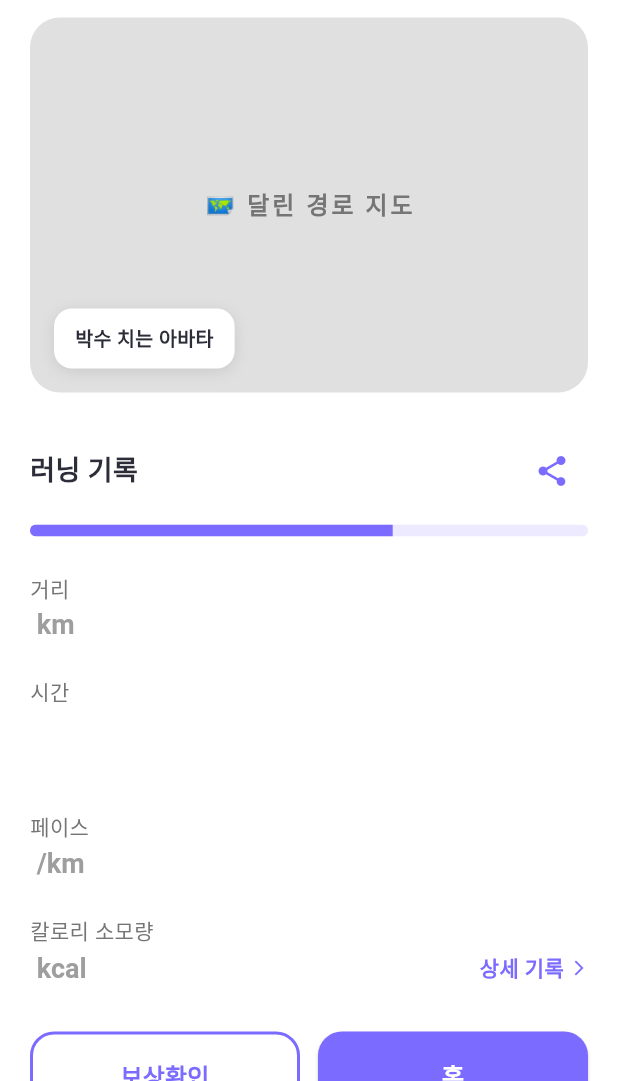
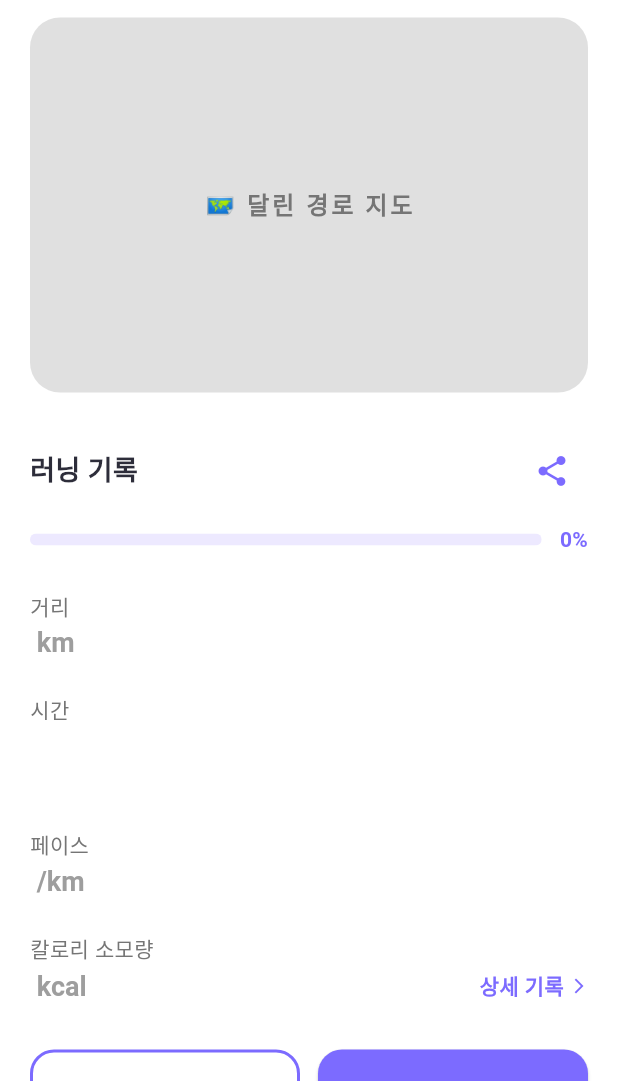
Before and after one commit to teaywood/runway-app, a Flutter app: the ResultScreen screen opened directly with empty values, on a phone screen of 412 x 824 dp, the part 155-1236 px from its top. Run offline on Flutter 3.47's test engine with Material 3 defaults, Android fonts, the light colour scheme and no system bars; our stand-ins replace image_picker.

Commit message:
수정사항 2

```diff
--- a/runway/lib/screen/run_screen/result/result_screen.dart
+++ b/runway/lib/screen/run_screen/result/result_screen.dart
@@ -1,7 +1,6 @@
+// lib/screen/run_screen/result/result_screen.dart
 import 'package:flutter/material.dart';
 import '../../../shared/widgets/main_screen.dart';
-import 'widgets/reward_box.dart'; // ◀━━ 추가
-
 
 // ═══════════════════════════════════════════════════════════
 // 🏆 RESULT SCREEN
@@ -9,11 +8,12 @@ import 'widgets/reward_box.dart'; // ◀━━ 추가
 // 디자인: 화이트 배경 + 라벤더/퍼플 포인트 컬러
 // ═══════════════════════════════════════════════════════════
 class ResultScreen extends StatelessWidget {
-  // ✅ [수정] 생성자: 4개 필수 파라미터 추가
   final String time;
   final String distance;
   final String pace;
   final String calories;
+  final String? courseImagePath;
+  final double progress; // ← 러닝 화면에서 넘어온 진행률 (0.0 ~ 1.0)
 
   const ResultScreen({
     super.key,
@@ -21,6 +21,8 @@ class ResultScreen extends StatelessWidget {
     required this.distance,
     required this.pace,
     required this.calories,
+    this.courseImagePath,
+    this.progress = 0.0, // 자유 러닝 등 미전달 시 기본값
   });
 
   static const Color kPurple = Color(0xFF7C6BFF);
@@ -36,7 +38,7 @@ class ResultScreen extends StatelessWidget {
         backgroundColor: Colors.white,
         elevation: 0,
         centerTitle: true,
-        automaticallyImplyLeading: false, // 뒤로가기 버튼 제거
+        automaticallyImplyLeading: false,
         title: const Text(
           'RUN-WAY',
           style: TextStyle(
@@ -76,20 +78,37 @@ class ResultScreen extends StatelessWidget {
                 ),
               ),
               const SizedBox(height: 12),
-              // 가짜 지도 영역
+              // 지도 영역 (코스 이미지 or 플레이스홀더)
               SizedBox(
                 height: 250,
-                child: Stack(
-                  children: [
-                    // 지도 배경
-                    Container(
+                child: Container(
                   width: double.infinity,
                   height: double.infinity,
                   decoration: BoxDecoration(
                     color: Colors.grey[300],
                     borderRadius: BorderRadius.circular(20),
                   ),
-                      child: Center(
+                  child: ClipRRect(
+                    borderRadius: BorderRadius.circular(20),
+                    child: courseImagePath != null
+                        ? Image.asset(
+                            courseImagePath!,
+                            fit: BoxFit.cover,
+                            width: double.infinity,
+                            height: double.infinity,
+                            errorBuilder: (_, __, ___) => Center(
+                              child: Text(
+                                '🗺️ 달린 경로 지도',
+                                style: TextStyle(
+                                  fontSize: 16,
+                                  fontWeight: FontWeight.w600,
+                                  color: Colors.grey[600],
+                                  letterSpacing: 2,
+                                ),
+                              ),
+                            ),
+                          )
+                        : Center(
                             child: Text(
                               '🗺️ 달린 경로 지도',
                               style: TextStyle(
@@ -101,37 +120,6 @@ class ResultScreen extends StatelessWidget {
                             ),
                           ),
                   ),
-                    // 좌측 하단: 박수 치는 아바타
-                    Positioned(
-                      bottom: 16,
-                      left: 16,
-                      child: Container(
-                        padding: const EdgeInsets.symmetric(
-                          horizontal: 14,
-                          vertical: 10,
-                        ),
-                        decoration: BoxDecoration(
-                          color: Colors.white,
-                          borderRadius: BorderRadius.circular(12),
-                          boxShadow: [
-                            BoxShadow(
-                              color: Colors.black.withOpacity(0.1),
-                              blurRadius: 8,
-                              offset: const Offset(0, 2),
-                            ),
-                          ],
-                        ),
-                        child: const Text(
-                          '박수 치는 아바타',
-                          style: TextStyle(
-                            fontSize: 13,
-                            fontWeight: FontWeight.w600,
-                            color: Color(0xFF2D2D3A),
-                          ),
-                        ),
-                      ),
-                    ),
-                  ],
                 ),
               ),
               const SizedBox(height: 28),
@@ -160,66 +148,67 @@ class ResultScreen extends StatelessWidget {
               ),
               const SizedBox(height: 12),
 
-              // 경험치 바 (얇은 프로그레스)
-              ClipRRect(
+              // ── 코스 달성률 프로그래스 바 (러닝 화면 연동) ──
+              Row(
+                children: [
+                  Expanded(
+                    child: ClipRRect(
                       borderRadius: BorderRadius.circular(8),
                       child: LinearProgressIndicator(
-                  value: 0.65, // 예시: 65% 달성
+                        value: progress,
                         minHeight: 8,
                         backgroundColor: const Color(0xFFEDE9FF),
-                  valueColor: const AlwaysStoppedAnimation<Color>(kPurple),
+                        valueColor:
+                            const AlwaysStoppedAnimation<Color>(kPurple),
                       ),
+                    ),
+                  ),
+                  const SizedBox(width: 12),
+                  Text(
+                    '${(progress * 100).toStringAsFixed(0)}%',
+                    style: const TextStyle(
+                      fontSize: 14,
+                      fontWeight: FontWeight.bold,
+                      color: kPurple,
+                    ),
+                  ),
+                ],
               ),
               const SizedBox(height: 24),
 
-              // 기록 데이터 + 상세 기록 버튼 (가로 배치)
+              // 기록 데이터 + 상세 기록 버튼
               Row(
                 crossAxisAlignment: CrossAxisAlignment.end,
                 children: [
-                  // 좌측: 기록 수치들 (Expanded로 좌측 공간 차지)
                   Expanded(
                     child: Column(
                       crossAxisAlignment: CrossAxisAlignment.start,
                       children: [
                         _RecordItem(
-                          label: '거리',
-                          value: distance,
-                          unit: 'km',
-                        ),
+                            label: '거리', value: distance, unit: 'km'),
                         const SizedBox(height: 24),
                         _RecordItem(
-                          label: '시간',
-                          value: time,
-                          unit: '',
-                        ),
+                            label: '시간', value: time, unit: ''),
                         const SizedBox(height: 24),
                         _RecordItem(
-                          label: '페이스',
-                          value: pace,
-                          unit: '/km',
-                        ),
+                            label: '페이스', value: pace, unit: '/km'),
                         const SizedBox(height: 24),
                         _RecordItem(
                             label: '칼로리 소모량',
                             value: calories,
-                          unit: 'kcal',
-                        ),
+                            unit: 'kcal'),
                       ],
                     ),
                   ),
                   const SizedBox(width: 16),
-                  // 우측: 상세 기록 버튼 (우측 하단 정렬)
                   GestureDetector(
                     onTap: () {
                       // TODO: 상세 기록 화면으로 이동
                     },
-                    child: Column(
+                    child: const Row(
                       mainAxisSize: MainAxisSize.min,
                       children: [
-                        Row(
-                          mainAxisSize: MainAxisSize.min,
-                          children: [
-                            const Text(
+                        Text(
                           '상세 기록',
                           style: TextStyle(
                             fontSize: 14,
@@ -227,13 +216,11 @@ class ResultScreen extends StatelessWidget {
                             color: kPurple,
                           ),
                         ),
-                            const SizedBox(width: 4),
-                            const Icon(
+                        SizedBox(width: 4),
+                        Icon(
                           Icons.arrow_forward_ios,
                           size: 12,
                           color: kPurple,
-                            ),
-                          ],
                         ),
                       ],
                     ),
@@ -247,21 +234,16 @@ class ResultScreen extends StatelessWidget {
               // ─────────────────────────────────────
               Row(
                 children: [
-                  // ✅ [수정] 보상확인 버튼 → RewardBox 연결
                   Expanded(
                     child: OutlinedButton(
                       onPressed: () {
-                        RewardBox.show(
-                          context,
-                          challengeTitle: '벚꽃 러닝 챌린지 달성!',
-                          itemImagePath:
-                              'assets/images/my_room/items/top/thumb/c1_pink_cherryblossom_tshirts.png',
-                          itemName: '벚꽃 티셔츠',
-                        );
+                        // TODO: 보상 확인 화면
                       },
                       style: OutlinedButton.styleFrom(
-                        side: const BorderSide(color: kPurple, width: 2),
-                        padding: const EdgeInsets.symmetric(vertical: 18),
+                        side:
+                            const BorderSide(color: kPurple, width: 2),
+                        padding:
+                            const EdgeInsets.symmetric(vertical: 18),
                         shape: RoundedRectangleBorder(
                           borderRadius: BorderRadius.circular(16),
                         ),
@@ -277,11 +259,9 @@ class ResultScreen extends StatelessWidget {
                     ),
                   ),
                   const SizedBox(width: 12),
-                  // 홈 버튼 (퍼플 배경)
                   Expanded(
                     child: ElevatedButton(
                       onPressed: () {
-                        // ✅ [수정] 네비게이션 스택 완전 초기화
                         Navigator.pushAndRemoveUntil(
                           context,
                           MaterialPageRoute(
@@ -293,7 +273,8 @@ class ResultScreen extends StatelessWidget {
                       style: ElevatedButton.styleFrom(
                         backgroundColor: kPurple,
                         foregroundColor: Colors.white,
-                        padding: const EdgeInsets.symmetric(vertical: 18),
+                        padding:
+                            const EdgeInsets.symmetric(vertical: 18),
                         shape: RoundedRectangleBorder(
                           borderRadius: BorderRadius.circular(16),
                         ),
@@ -318,7 +299,7 @@ class ResultScreen extends StatelessWidget {
 }
 
 // ═══════════════════════════════════════════════════════════
-// 📊 _RecordItem: 기록 항목 위젯 (거리/시간/페이스/칼로리)
+// 📊 _RecordItem: 기록 항목 위젯
 // ═══════════════════════════════════════════════════════════
 class _RecordItem extends StatelessWidget {
   final String label;
```
Also changed, not shown: runway/lib/screen/run_screen/running/course_running_screen.dart (+19 -9 lines), runway/lib/screen/run_screen/running/widgets/run_map_area.dart (+23 -43 lines). Lines whose indentation alone changed are shown as unchanged.
